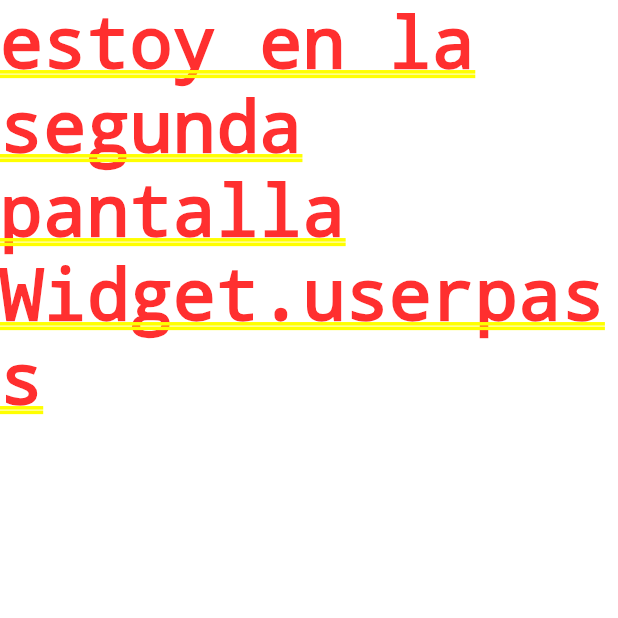
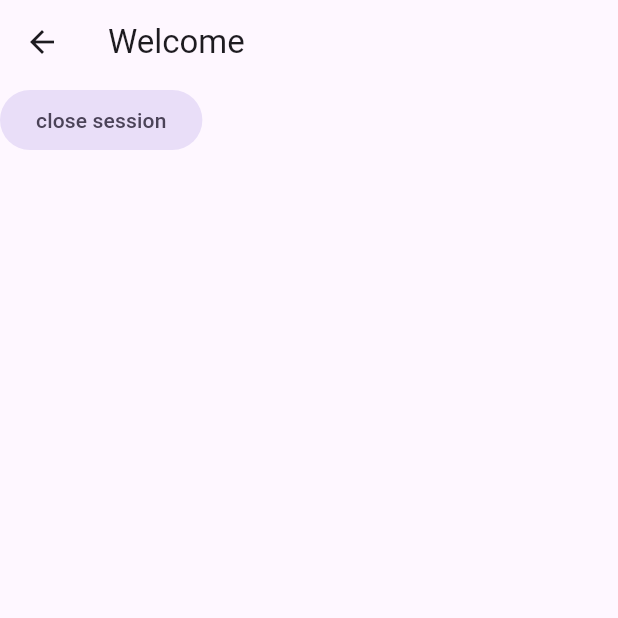
Before and after one commit to adriLunaDelMoral/login-y-password, a Flutter app: the screen it shows after launch, after a tap on "Ir a segunda pantalla", on a phone screen of 412 x 824 dp, the top half of it. Run offline on Flutter 3.47's test engine with Material 3 defaults, Android fonts, the light colour scheme and no system bars.

Commit message:
cambio en  ViewScreen a StatelessWidget y boton de vuelta a la primara pantalla de login

```diff
--- a/lib/presentation/screens/view_screen.dart
+++ b/lib/presentation/screens/view_screen.dart
@@ -1,23 +1,18 @@
 import 'package:flutter/material.dart';
+import 'package:login_password/presentation/screens/login_screen.dart';
 
-class ViewScreen extends StatefulWidget {
+class ViewScreen extends StatelessWidget {
   const ViewScreen({super.key, required this.userpass});
   final String userpass;
 
   @override
-  State<ViewScreen> createState() => _ViewScreenState();
-}
-
-class _ViewScreenState extends State<ViewScreen> {
-  @override
   Widget build(BuildContext context) {
-    return Column(
-      children: [
-        Text('estoy en la segunda pantalla'),
-        Text('$widget.userpass'),
-      ],
-
-
+    return Scaffold(
+      appBar: AppBar(title: Text('Welcome ${loginController.text}') ),
+      body: FilledButton.tonal(onPressed: (){
+        Navigator.of(context).pop();
+      },
+      child: Text('close session'))
     );
   }
 }
```
Also changed, not shown: lib/presentation/screens/login_screen.dart (+3 -4 lines).
